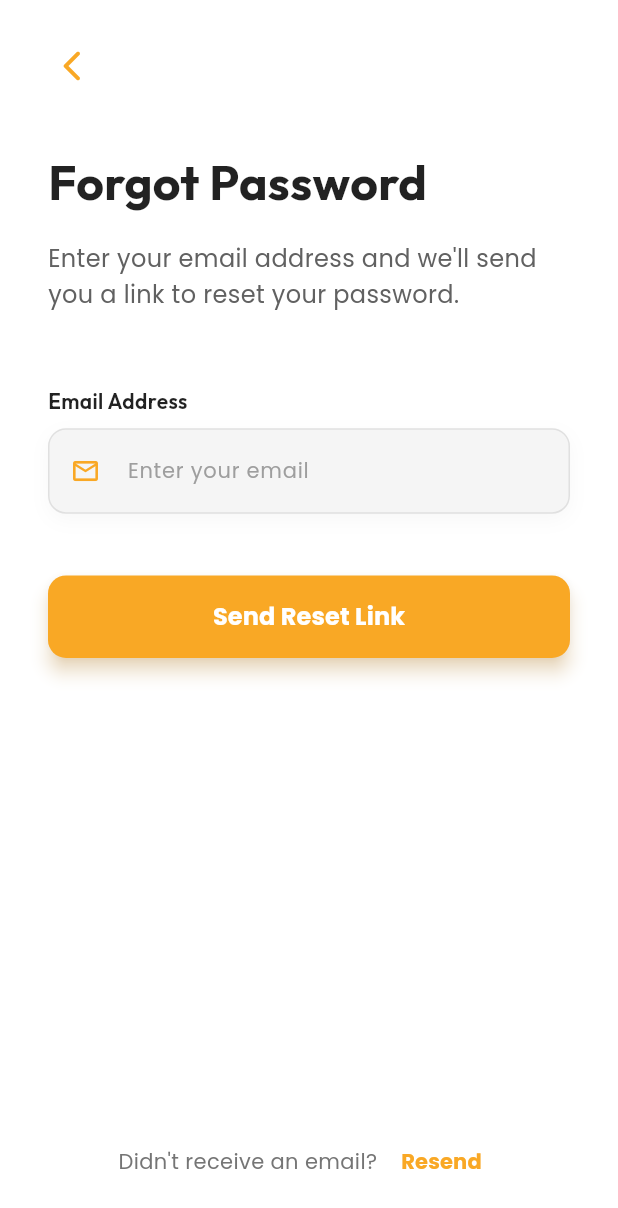
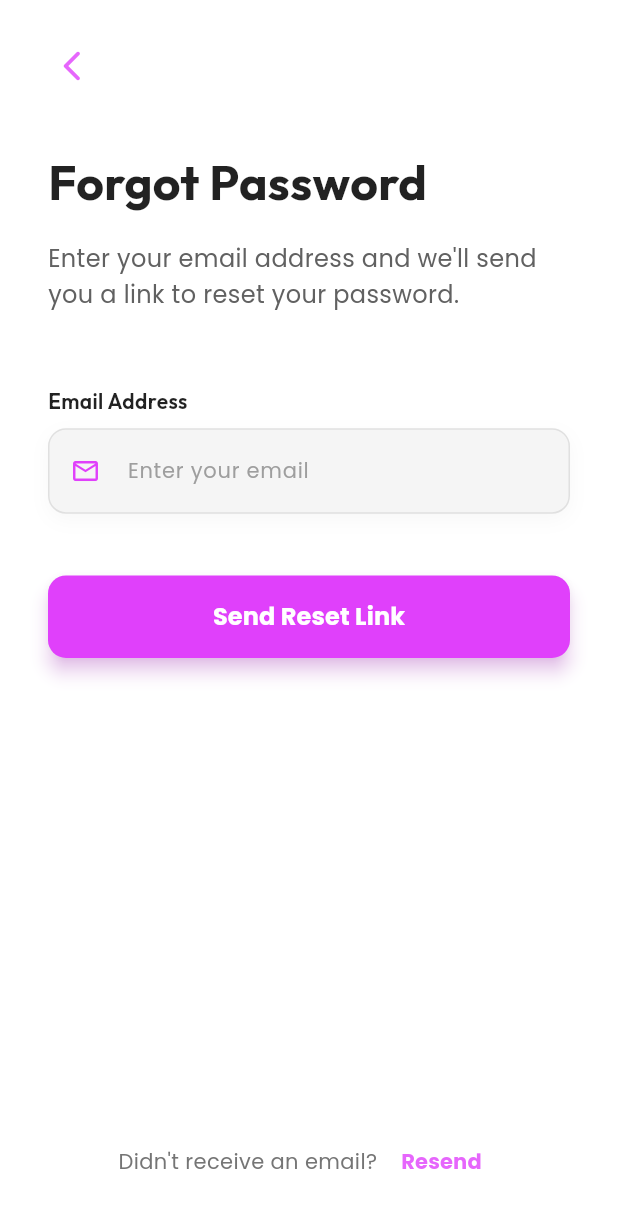
Before and after one commit to Mahad-Ghauri/digital_quiz_competition_platform, a Flutter app: the LoginScreen screen opened directly, after a tap on "Forgot Password?", on a phone screen of 412 x 824 dp. Shown: the top 1208 px of the screen. Run offline on Flutter 3.47's test engine with Material 3 defaults, Android fonts, the light colour scheme and no system bars; our stand-ins replace confetti, firebase_core, flutter_animate, font_awesome_flutter, google_fonts, iconsax and 3 more; accounts and stored records are empty.

Commit message:
refactor: Update color scheme from yellow to purpleAccent across authentication screens

```diff
--- a/lib/Views/Authentication/forget_password_screen.dart
+++ b/lib/Views/Authentication/forget_password_screen.dart
@@ -22,7 +22,7 @@ class _ForgotPasswordState extends State<ForgotPassword>
   // Form key and controllers
   final _formKey = GlobalKey<FormState>();
   final InputControllers _inputControllers = InputControllers();
-  final AuthenticationController _authServices =AuthenticationController();
+  final AuthenticationController _authServices = AuthenticationController();
 
   // Loading state
   bool _isLoading = false;
@@ -117,7 +117,7 @@ class _ForgotPasswordState extends State<ForgotPassword>
                     onPressed: () => Navigator.pop(context),
                     icon: Icon(
                       Icons.arrow_back_ios_new_rounded,
-                      color: Colors.yellow.shade800,
+                      color: Colors.purpleAccent.withOpacity(0.8),
                     ),
                   ),
                 ),
@@ -217,9 +217,9 @@ class _ForgotPasswordState extends State<ForgotPassword>
                                             color: Colors.grey.shade500,
                                             fontSize: 14,
                                           ),
-                                          prefixIcon: Icon(
+                                          prefixIcon: const Icon(
                                             Icons.email_outlined,
-                                            color: Colors.yellow.shade800,
+                                            color: Colors.purpleAccent,
                                             size: 20,
                                           ),
                                           border: InputBorder.none,
@@ -253,12 +253,10 @@ class _ForgotPasswordState extends State<ForgotPassword>
                                         onPressed:
                                             _isLoading ? null : _resetPassword,
                                         style: ElevatedButton.styleFrom(
-                                          backgroundColor:
-                                              Colors.yellow.shade800,
+                                          backgroundColor: Colors.purpleAccent,
                                           foregroundColor: Colors.white,
                                           disabledBackgroundColor: Colors
-                                              .yellow
-                                              .shade800
+                                              .purpleAccent
                                               .withOpacity(0.7),
                                           shape: RoundedRectangleBorder(
                                             borderRadius: BorderRadius.circular(
@@ -266,11 +264,10 @@ class _ForgotPasswordState extends State<ForgotPassword>
                                             ),
                                           ),
                                           elevation: 5,
-                                          shadowColor: Colors.yellow.shade800
+                                          shadowColor: Colors.purpleAccent
                                               .withOpacity(0.5),
                                         ),
-                                        child:
-                                            _isLoading
+                                        child: _isLoading
                                             ? const SizedBox(
                                                 width: 24,
                                                 height: 24,
@@ -350,8 +347,7 @@ class _ForgotPasswordState extends State<ForgotPassword>
                                           style: TextStyle(
                                             fontSize: 16,
                                             fontWeight: FontWeight.bold,
-                                            fontFamily:
-                                                GoogleFonts.poppins()
+                                            fontFamily: GoogleFonts.poppins()
                                                 .fontFamily,
                                           ),
                                         ),
@@ -388,8 +384,7 @@ class _ForgotPasswordState extends State<ForgotPassword>
                               ),
                             ),
                             TextButton(
-                              onPressed:
-                                  _isLoading
+                              onPressed: _isLoading
                                   ? null
                                   : () {
                                       if (_emailSent) {
@@ -405,7 +400,7 @@ class _ForgotPasswordState extends State<ForgotPassword>
                               child: Text(
                                 "Resend",
                                 style: TextStyle(
-                                  color: Colors.yellow.shade800,
+                                  color: Colors.purpleAccent.withOpacity(0.8),
                                   fontWeight: FontWeight.bold,
                                   fontFamily: GoogleFonts.poppins().fontFamily,
                                 ),
--- a/lib/Views/Authentication/login_screen.dart
+++ b/lib/Views/Authentication/login_screen.dart
@@ -174,7 +174,7 @@ class _LoginPageState extends State<LoginScreen> with TickerProviderStateMixin {
                         begin: Alignment.topLeft,
                         end: Alignment.bottomRight,
                         colors: [
-                          Colors.yellow.shade800.withOpacity(0.2),
+                          Colors.purpleAccent.withOpacity(0.2),
                           Colors.deepPurple.withOpacity(0.1),
                           Colors.blue.shade900.withOpacity(0.1),
                         ],
@@ -209,7 +209,7 @@ class _LoginPageState extends State<LoginScreen> with TickerProviderStateMixin {
                               shape: BoxShape.circle,
                               boxShadow: [
                                 BoxShadow(
-                                  color: Colors.yellow.shade800.withOpacity(
+                                  color: Colors.purpleAccent.withOpacity(
                                     0.3,
                                   ),
                                   blurRadius: 20,
@@ -217,11 +217,11 @@ class _LoginPageState extends State<LoginScreen> with TickerProviderStateMixin {
                                 ),
                               ],
                             ),
-                            child: Center(
+                            child: const Center(
                               child: Icon(
                                 Iconsax.book,
                                 size: 70,
-                                color: Colors.yellow.shade800,
+                                color: Colors.purpleAccent,
                               ),
                             ),
                           ),
@@ -250,7 +250,7 @@ class _LoginPageState extends State<LoginScreen> with TickerProviderStateMixin {
                               ),
                             ],
                             border: Border.all(
-                              color: Colors.yellow.shade800.withOpacity(0.1),
+                              color: Colors.purpleAccent.withOpacity(0.1),
                               width: 1,
                             ),
                           ),
@@ -323,7 +323,7 @@ class _LoginPageState extends State<LoginScreen> with TickerProviderStateMixin {
                                       _obscurePassword
                                           ? Icons.visibility_off
                                           : Icons.visibility,
-                                      color: Colors.yellow.shade800,
+                                      color: Colors.purpleAccent,
                                     ),
                                     onPressed: () {
                                       setState(() {
@@ -349,7 +349,7 @@ class _LoginPageState extends State<LoginScreen> with TickerProviderStateMixin {
                                       ).push(_elegantRoute(const ForgotPassword()));
                                     },
                                     style: TextButton.styleFrom(
-                                      foregroundColor: Colors.yellow.shade800,
+                                      foregroundColor: Colors.purpleAccent[800],
                                       padding: EdgeInsets.zero,
                                       minimumSize: const Size(50, 30),
                                       tapTargetSize:
@@ -373,7 +373,7 @@ class _LoginPageState extends State<LoginScreen> with TickerProviderStateMixin {
                                   child: ElevatedButton(
                                     onPressed: _isLoading ? null : _login,
                                     style: ElevatedButton.styleFrom(
-                                      backgroundColor: Colors.yellow.shade800,
+                                      backgroundColor: Colors.purpleAccent[800],
                                       foregroundColor: Colors.white,
                                       elevation: 0,
                                       shape: RoundedRectangleBorder(
@@ -428,7 +428,7 @@ class _LoginPageState extends State<LoginScreen> with TickerProviderStateMixin {
                           TextButton(
                             onPressed: _navigateToRegister,
                             style: TextButton.styleFrom(
-                              foregroundColor: Colors.yellow.shade800,
+                              foregroundColor: Colors.purpleAccent,
                               padding: EdgeInsets.zero,
                               minimumSize: const Size(50, 30),
                               tapTargetSize: MaterialTapTargetSize.shrinkWrap,
@@ -458,7 +458,7 @@ class _LoginPageState extends State<LoginScreen> with TickerProviderStateMixin {
                 height: 150,
                 decoration: BoxDecoration(
                   shape: BoxShape.circle,
-                  color: Colors.yellow.shade800.withOpacity(0.1),
+                  color: Colors.purpleAccent.withOpacity(0.1),
                 ),
               ),
             ),
@@ -473,7 +473,7 @@ class _LoginPageState extends State<LoginScreen> with TickerProviderStateMixin {
                 height: 200,
                 decoration: BoxDecoration(
                   shape: BoxShape.circle,
-                  color: Colors.yellow.shade800.withOpacity(0.1),
+                  color: Colors.purpleAccent.withOpacity(0.1),
                 ),
               ),
             ),
```
Also changed, not shown: lib/Views/Authentication/signup_screen.dart (+12 -12 lines). Lines whose indentation alone changed are shown as unchanged.
